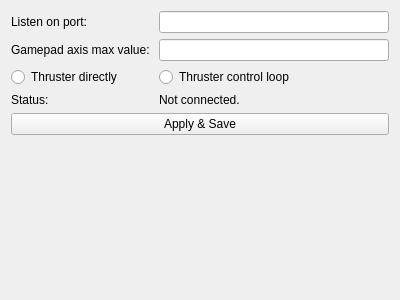
Qt form Module_HandControl/handcontrol_form.ui (iti-luebeck/HANSE2011) before a commit.
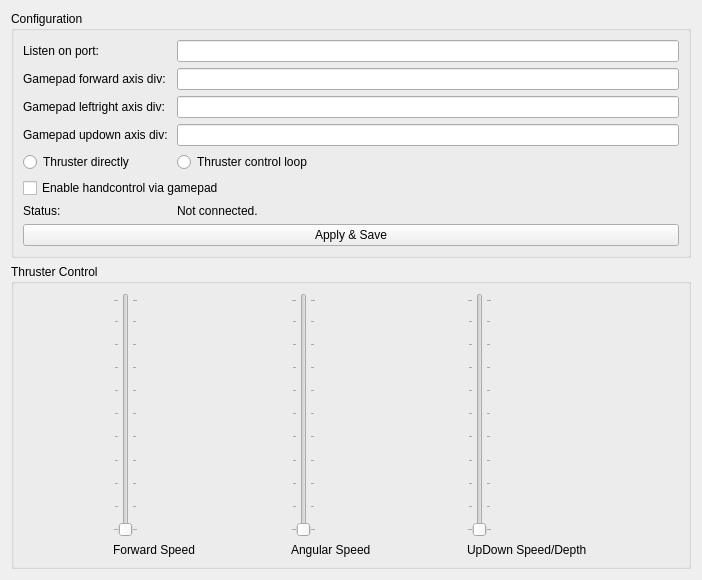
The same form after that commit.

What changed in the file:
```diff
--- a/Module_HandControl/handcontrol_form.ui
+++ b/Module_HandControl/handcontrol_form.ui
@@ -6,13 +6,19 @@
    <rect>
     <x>0</x>
     <y>0</y>
-    <width>400</width>
-    <height>300</height>
+    <width>702</width>
+    <height>580</height>
    </rect>
   </property>
   <property name="windowTitle">
    <string>Form</string>
   </property>
+  <layout class="QVBoxLayout" name="verticalLayout">
+   <item>
+    <widget class="QGroupBox" name="groupBox_2">
+     <property name="title">
+      <string>Configuration</string>
+     </property>
   <layout class="QFormLayout" name="formLayout">
    <property name="fieldGrowthPolicy">
     <enum>QFormLayout::ExpandingFieldsGrow</enum>
@@ -27,21 +33,13 @@
    <item row="0" column="1">
     <widget class="QLineEdit" name="port"/>
    </item>
-   <item row="2" column="0">
-    <widget class="QRadioButton" name="controlThruster">
-     <property name="text">
-      <string>Thruster directly</string>
-     </property>
-    </widget>
-   </item>
-   <item row="2" column="1">
-    <widget class="QRadioButton" name="controlTCL">
-     <property name="text">
-      <string>Thruster control loop</string>
-     </property>
-    </widget>
-   </item>
-   <item row="3" column="1">
+      <item row="6" column="1">
+       <widget class="QLineEdit" name="divLR"/>
+      </item>
+      <item row="8" column="1">
+       <widget class="QLineEdit" name="divUD"/>
+      </item>
+      <item row="14" column="1">
     <widget class="QLabel" name="connectionStatus">
      <property name="enabled">
       <bool>true</bool>
@@ -51,28 +49,135 @@
      </property>
     </widget>
    </item>
-   <item row="3" column="0">
-    <widget class="QLabel" name="label_2">
-     <property name="text">
-      <string>Status: </string>
-     </property>
-    </widget>
-   </item>
-   <item row="4" column="0" colspan="2">
+      <item row="15" column="0" colspan="2">
     <widget class="QPushButton" name="save">
      <property name="text">
       <string>Apply &amp;&amp; Save</string>
      </property>
     </widget>
    </item>
-   <item row="1" column="1">
-    <widget class="QLineEdit" name="divisor"/>
-   </item>
-   <item row="1" column="0">
+      <item row="8" column="0">
+       <widget class="QLabel" name="label_5">
+        <property name="text">
+         <string>Gamepad updown axis div: </string>
+        </property>
+       </widget>
+      </item>
+      <item row="6" column="0">
+       <widget class="QLabel" name="label_4">
+        <property name="text">
+         <string>Gamepad leftright axis div: </string>
+        </property>
+       </widget>
+      </item>
+      <item row="5" column="1">
+       <widget class="QLineEdit" name="divFw"/>
+      </item>
+      <item row="5" column="0">
     <widget class="QLabel" name="label_3">
      <property name="text">
-      <string>Gamepad axis max value: </string>
-     </property>
+         <string>Gamepad forward axis div: </string>
+        </property>
+       </widget>
+      </item>
+      <item row="9" column="0">
+       <widget class="QRadioButton" name="controlThruster">
+        <property name="text">
+         <string>Thruster directly</string>
+        </property>
+       </widget>
+      </item>
+      <item row="9" column="1">
+       <widget class="QRadioButton" name="controlTCL">
+        <property name="text">
+         <string>Thruster control loop</string>
+        </property>
+       </widget>
+      </item>
+      <item row="14" column="0">
+       <widget class="QLabel" name="label_2">
+        <property name="text">
+         <string>Status: </string>
+        </property>
+       </widget>
+      </item>
+      <item row="10" column="0" colspan="2">
+       <widget class="QCheckBox" name="enableGamepad">
+        <property name="text">
+         <string>Enable handcontrol via gamepad</string>
+        </property>
+       </widget>
+      </item>
+     </layout>
+    </widget>
+   </item>
+   <item>
+    <widget class="QGroupBox" name="groupBox">
+     <property name="title">
+      <string>Thruster Control</string>
+     </property>
+     <layout class="QGridLayout" name="gridLayout">
+      <item row="2" column="0">
+       <widget class="QLabel" name="label_6">
+        <property name="text">
+         <string>Forward Speed</string>
+        </property>
+       </widget>
+      </item>
+      <item row="0" column="0">
+       <widget class="QSlider" name="sliderFw">
+        <property name="orientation">
+         <enum>Qt::Vertical</enum>
+        </property>
+        <property name="tickPosition">
+         <enum>QSlider::TicksBothSides</enum>
+        </property>
+        <property name="tickInterval">
+         <number>10</number>
+        </property>
+       </widget>
+      </item>
+      <item row="2" column="1">
+       <widget class="QLabel" name="label_7">
+        <property name="text">
+         <string>Angular Speed</string>
+        </property>
+       </widget>
+      </item>
+      <item row="0" column="2">
+       <widget class="QSlider" name="sliderUD">
+        <property name="orientation">
+         <enum>Qt::Vertical</enum>
+        </property>
+        <property name="tickPosition">
+         <enum>QSlider::TicksBothSides</enum>
+        </property>
+        <property name="tickInterval">
+         <number>10</number>
+        </property>
+       </widget>
+      </item>
+      <item row="2" column="2">
+       <widget class="QLabel" name="label_8">
+        <property name="text">
+         <string>UpDown Speed/Depth</string>
+        </property>
+       </widget>
+      </item>
+      <item row="0" column="1">
+       <widget class="QSlider" name="sliderLR">
+        <property name="orientation">
+         <enum>Qt::Vertical</enum>
+        </property>
+        <property name="tickPosition">
+         <enum>QSlider::TicksBothSides</enum>
+        </property>
+        <property name="tickInterval">
+         <number>10</number>
+        </property>
+       </widget>
+      </item>
+     </layout>
     </widget>
    </item>
   </layout>
```
Lines whose indentation alone changed are shown as unchanged.
